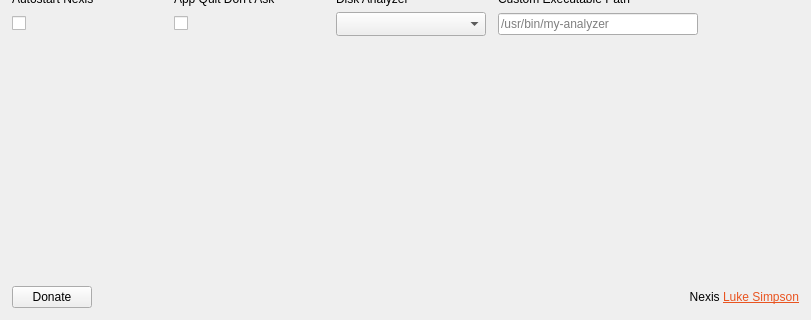
First picture: the form in shared/nexis/Pages/Settings/settings_page.ui, repository s4solutionsllc/Nexis, before the edit; both pictures show x 0 to 811 and y 159 to 479 of the 811 by 479 pixel window.
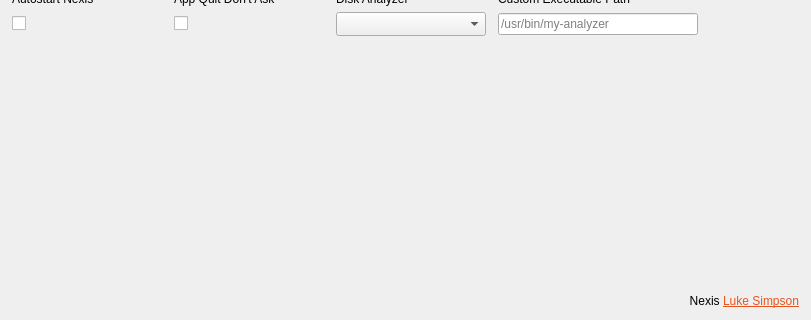
Second picture: the form after the edit. Icons and pictures are not drawn.

Commit message:
fix(settings): remove Donate button until donation method exists (BUG-35)
Remove btnDonate widget from .ui, on_btnDonate_clicked slot from .cpp/.h,
drop shadow reference, and unused QDesktopServices/QUrl includes.

```diff
--- a/shared/nexis/Pages/Settings/settings_page.ui
+++ b/shared/nexis/Pages/Settings/settings_page.ui
@@ -246,38 +246,6 @@
      </property>
     </widget>
    </item>
-   <item row="10" column="0" alignment="Qt::AlignLeft">
-    <widget class="QPushButton" name="btnDonate">
-     <property name="sizePolicy">
-      <sizepolicy hsizetype="Expanding" vsizetype="Fixed">
-       <horstretch>0</horstretch>
-       <verstretch>0</verstretch>
-      </sizepolicy>
-     </property>
-     <property name="cursor">
-      <cursorShape>PointingHandCursor</cursorShape>
-     </property>
-     <property name="focusPolicy">
-      <enum>Qt::NoFocus</enum>
-     </property>
-     <property name="accessibleName">
-      <string notr="true">primary</string>
-     </property>
-     <property name="text">
-      <string>Donate</string>
-     </property>
-     <property name="icon">
-      <iconset resource="../../static.qrc">
-       <normaloff>:/static/themes/common/img/donate.png</normaloff>:/static/themes/common/img/donate.png</iconset>
-     </property>
-     <property name="iconSize">
-      <size>
-       <width>18</width>
-       <height>18</height>
-      </size>
-     </property>
-    </widget>
-   </item>
    <item row="0" column="3">
     <widget class="QLabel" name="lblAppearance">
      <property name="sizePolicy">
```
The commit also changes 3 other files.
